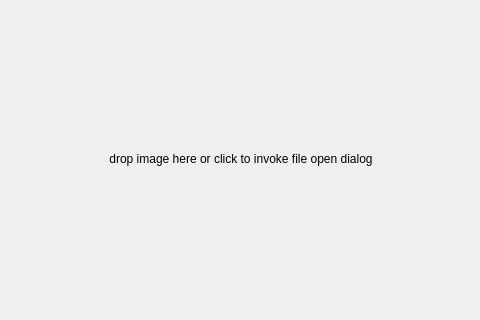
Before: the Qt Designer form mainwindow.ui in shadowfury/Image-denoising, drawn with Qt 5; both pictures show x 99 to 579 and y 144 to 464 of the 680 by 603 pixel window.
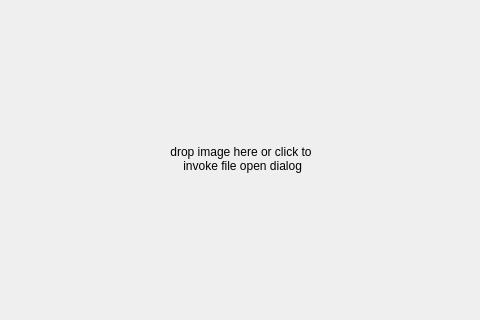
After: the same form once the commit is applied. Custom widgets are drawn as their Qt base class.

Diff of the .ui file:
```diff
--- a/mainwindow.ui
+++ b/mainwindow.ui
@@ -217,7 +217,8 @@
                <enum>Qt::NoFocus</enum>
               </property>
               <property name="text">
-               <string>drop image here or click to invoke file open dialog</string>
+               <string>drop image here or click to 
+ invoke file open dialog</string>
               </property>
               <property name="scaledContents">
                <bool>false</bool>
```
